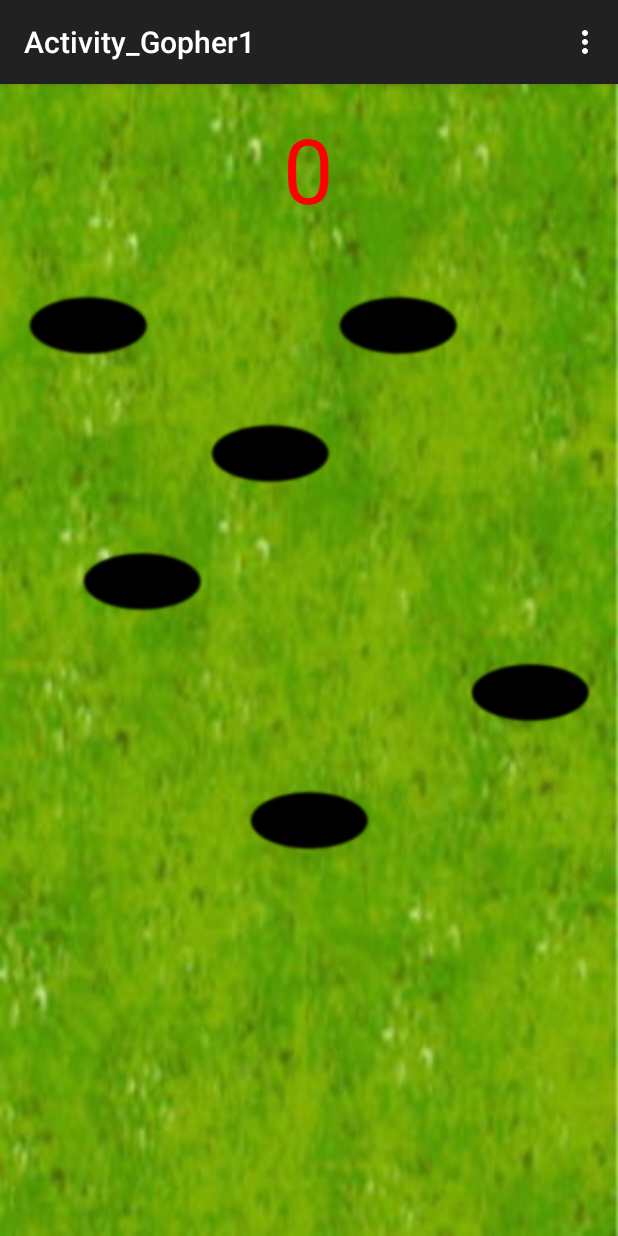
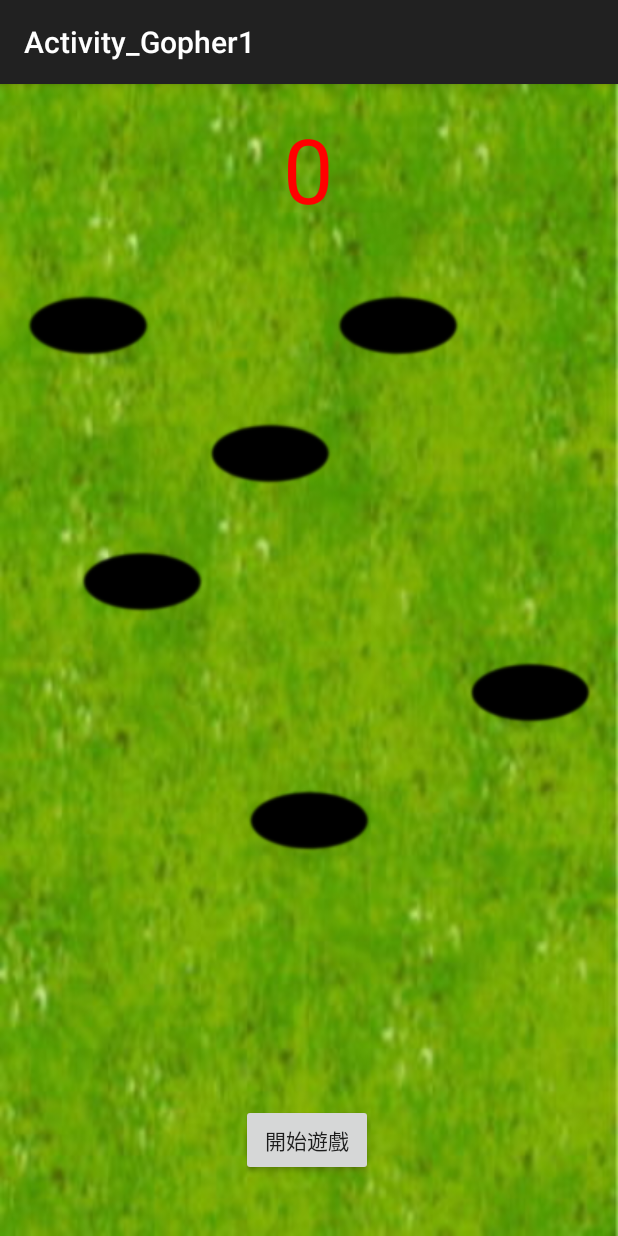
Before and after one commit to Clairehuei/MyCCE, an Android app: the Activity_Gopher1 screen opened directly, with no data from a screen before it, on a phone screen of 412 x 824 dp. Run offline under Robolectric (Android 15) with nearby library versions, the light colour scheme and no system bars; our stand-ins replace ButterKnife; pictures from the network do not load.

Commit message:
新增 實作打地鼠遊戲

```diff
--- a/app/src/main/java/com/codekitchen/allen/mycce/Activity_Gopher1.java
+++ b/app/src/main/java/com/codekitchen/allen/mycce/Activity_Gopher1.java
@@ -1,5 +1,6 @@
 package com.codekitchen.allen.mycce;
 
+import android.content.Intent;
 import android.media.AudioAttributes;
 import android.media.AudioManager;
 import android.media.SoundPool;
@@ -12,9 +13,14 @@ import android.view.Menu;
 import android.view.MenuItem;
 import android.view.MotionEvent;
 import android.view.View;
+import android.widget.Button;
 import android.widget.ImageView;
 import android.widget.TextView;
 import android.widget.Toast;
+
+import butterknife.ButterKnife;
+import butterknife.InjectView;
+import butterknife.OnClick;
 
 public class Activity_Gopher1 extends AppCompatActivity {
 
@@ -28,10 +34,14 @@ public class Activity_Gopher1 extends AppCompatActivity {
     private int touchId;
     private int score;
 
+    @InjectView(R.id.btnStartGame)
+    Button btnStartGame;
+
     @Override
     protected void onCreate(Bundle savedInstanceState) {
         super.onCreate(savedInstanceState);
         setContentView(R.layout.activity__gopher1);
+        ButterKnife.inject(this);
 
         imageViewList = new ImageView[] {
                 (ImageView) findViewById(R.id.imageView),
@@ -137,27 +147,45 @@ public class Activity_Gopher1 extends AppCompatActivity {
         touchId = soundPool.load(this, R.raw.touch, 1);
 
     }
-    @Override
-    public boolean onCreateOptionsMenu(Menu menu) {
-        getMenuInflater().inflate(R.menu.menu_activity__gopher1, menu);
-        return true;
+
+
+    @OnClick(R.id.btnStartGame)
+    void fourNineTryClick(){
+        startGame();
     }
 
-    @Override
-    public boolean onOptionsItemSelected(final MenuItem item) {
-        int id = item.getItemId();
-        if (id == R.id.action_settings) {
+
+    public void startGame(){
         play = true;
         score = 0;
         textView.setText("0");
-            item.setEnabled(false);
+        //item.setEnabled(false);
+        btnStartGame.setEnabled(false);
         new CountDownTimer(20*1000, 1000){
             @Override
             public void onFinish() {
                 play = false;
-                    item.setEnabled(true);
+                //item.setEnabled(true);
+                btnStartGame.setEnabled(true);
                 setTitle("剩餘時間：0");
 
+                showResult();
+            }
+            @Override
+            public void onTick(long millisUntilFinished) {
+                setTitle("剩餘時間：" + millisUntilFinished/1000);
+            }
+        }.start();
+        for(GopherSprite g : glist) {
+            handler.post(g);
+        }
+    }
+
+
+    /**
+     * 顯示結果
+     */
+    public void showResult(){
         String s = textView.getText().toString();
         int is = Integer.parseInt(s);
         String result = "你的分數是" + s;
@@ -185,22 +213,10 @@ public class Activity_Gopher1 extends AppCompatActivity {
         MyDialogFragment dialogfragment = new MyDialogFragment();
         // 建立 Bundle
         Bundle args = new Bundle();
-                    args.putString("result", result+" "+comment);
+        args.putString("result", result+"   "+comment);
         dialogfragment.setArguments(args);
         // 顯示 MyDialogFragment
         dialogfragment.show(getFragmentManager(), "dialog");
-                }
-                @Override
-                public void onTick(long millisUntilFinished) {
-                    setTitle("剩餘時間：" + millisUntilFinished/1000);
-                }
-            }.start();
-            for(GopherSprite g : glist) {
-                handler.post(g);
-            }
-            return true;
-        }
-        return super.onOptionsItemSelected(item);
     }
 
 
--- a/app/src/main/res/layout/activity__gopher1.xml
+++ b/app/src/main/res/layout/activity__gopher1.xml
@@ -64,4 +64,13 @@
         android:layout_centerHorizontal="true"
         android:src="@drawable/hole" />
 
+    <Button
+        android:layout_width="wrap_content"
+        android:layout_height="wrap_content"
+        android:text="開始遊戲"
+        android:id="@+id/btnStartGame"
+        android:layout_marginBottom="24dp"
+        android:layout_alignParentBottom="true"
+        android:layout_alignEnd="@+id/imageView6" />
+
 </RelativeLayout>
--- a/app/src/main/res/menu/menu_activity__gopher1.xml
+++ b/app/src/main/res/menu/menu_activity__gopher1.xml
@@ -2,6 +2,5 @@
     xmlns:app="http://schemas.android.com/apk/res-auto"
     xmlns:tools="http://schemas.android.com/tools"
     tools:context="com.codekitchen.allen.mycce.Activity_Gopher1">
-    <item android:id="@+id/action_settings" android:title="@string/game_start"
-        android:orderInCategory="100" app:showAsAction="never" />
+
 </menu>
```
Also changed, not shown: app/src/main/java/com/codekitchen/allen/mycce/MyDialogFragment.java (+4 -4 lines), 1 other file. Lines whose indentation alone changed are shown as unchanged.
